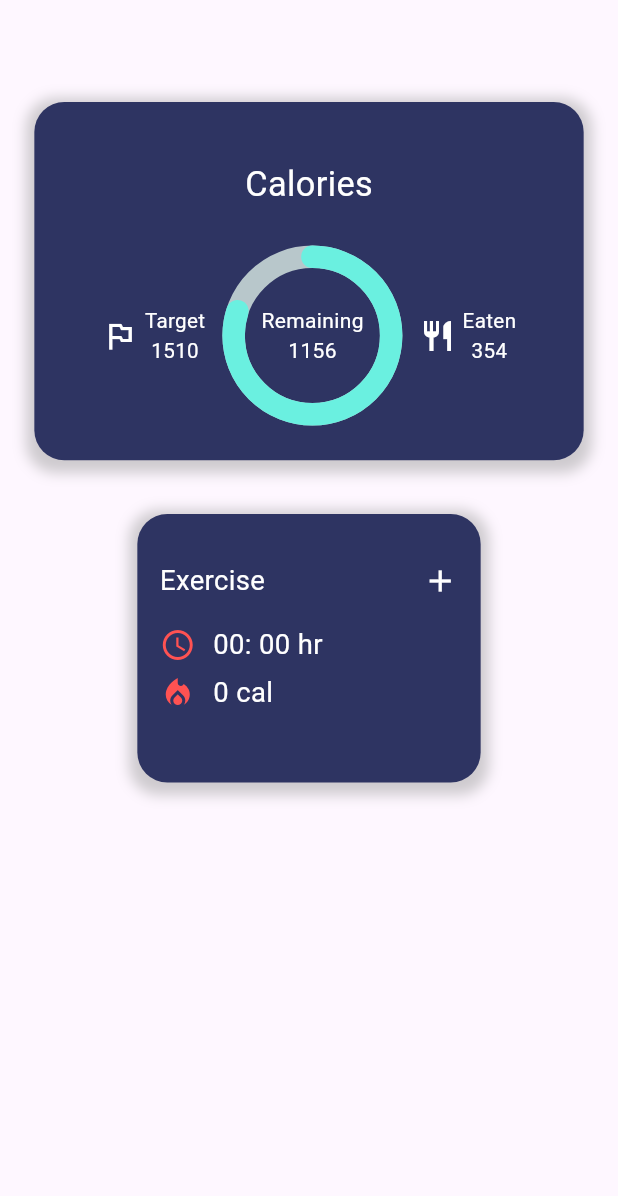
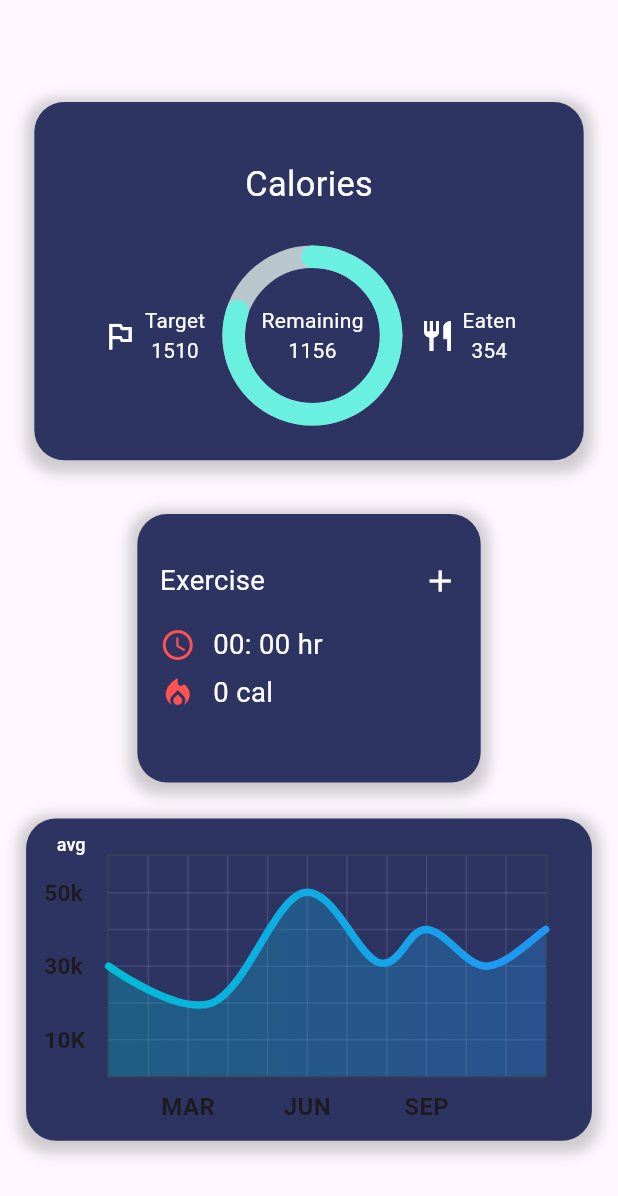
Before and after one commit to gt-lcy96/minFit, a Flutter app: the screen it shows after launch, on a phone screen of 412 x 824 dp. Shown: the top 1196 px of the screen. Run offline on Flutter 3.47's test engine with Material 3 defaults, Android fonts, the phone set to English and light mode, and no system bars; drawn by our look-alikes of fl_chart, percent_indicator; our stand-ins replace flutter_screenutil, get.

Commit message:
implement LineChartSample2

```diff
--- a/lib/pages/home/view.dart
+++ b/lib/pages/home/view.dart
@@ -2,10 +2,12 @@
 import 'package:flutter_screenutil/flutter_screenutil.dart';
 import 'package:get/get.dart';
 import 'package:min_fitness/constants/colors.dart';
+import 'package:min_fitness/pages/home/widgets/line_chart.dart';
 import 'package:min_fitness/widgets/appIcon_text.dart';
 import 'package:min_fitness/widgets/colored_text.dart';
 import 'package:min_fitness/widgets/shadow_card.dart';
 import 'package:percent_indicator/percent_indicator.dart';
+import 'package:fl_chart/fl_chart.dart';
 
 class HomePage extends StatelessWidget {
   const HomePage({super.key});
@@ -28,7 +30,16 @@
           Container(
             // margin: EdgeInsets.symmetric(horizontal: 20.w, vertical: 10.h),
             child: addExcerciseContent(),
-          )
+          ),
+          SizedBox(
+            height: 20.h
+          ),
+          ShadowedCard(
+            width: Get.width * 0.8,
+            height: 180,
+            paddingAll: 0,
+            child: LineChartSample2(),
+          ),
         ],
       ),
     );
--- /dev/null
+++ b/lib/pages/home/widgets/line_chart.dart
@@ -0,0 +1,296 @@
+// import 'package:fl_chart_app/presentation/resources/app_resources.dart';
+import 'package:fl_chart/fl_chart.dart';
+import 'package:flutter/material.dart';
+
+class LineChartSample2 extends StatefulWidget {
+  const LineChartSample2({super.key});
+
+  @override
+  State<LineChartSample2> createState() => _LineChartSample2State();
+}
+
+class _LineChartSample2State extends State<LineChartSample2> {
+  List<Color> gradientColors = [
+    // AppColors.contentColorCyan,
+    // AppColors.contentColorBlue,
+    Colors.cyan,
+    Colors.blue,
+  ];
+
+  final Color mainGridLineColor = Colors.white10;
+
+  bool showAvg = false;
+
+  @override
+  Widget build(BuildContext context) {
+    return Stack(
+      children: <Widget>[
+        AspectRatio(
+          aspectRatio: 1.70,
+          child: Padding(
+            padding: const EdgeInsets.only(
+              right: 18,
+              left: 12,
+              top: 24,
+              bottom: 12,
+            ),
+            child: LineChart(
+              showAvg ? avgData() : mainData(),
+            ),
+          ),
+        ),
+        SizedBox(
+          width: 60,
+          height: 34,
+          child: TextButton(
+            onPressed: () {
+              setState(() {
+                showAvg = !showAvg;
+              });
+            },
+            child: Text(
+              'avg',
+              style: TextStyle(
+                fontSize: 12,
+                color: showAvg ? Colors.white.withOpacity(0.5) : Colors.white,
+              ),
+            ),
+          ),
+        ),
+      ],
+    );
+  }
+
+  Widget bottomTitleWidgets(double value, TitleMeta meta) {
+    const style = TextStyle(
+      fontWeight: FontWeight.bold,
+      fontSize: 16,
+    );
+    Widget text;
+    switch (value.toInt()) {
+      case 2:
+        text = const Text('MAR', style: style);
+        break;
+      case 5:
+        text = const Text('JUN', style: style);
+        break;
+      case 8:
+        text = const Text('SEP', style: style);
+        break;
+      default:
+        text = const Text('', style: style);
+        break;
+    }
+
+    return SideTitleWidget(
+      axisSide: meta.axisSide,
+      child: text,
+    );
+  }
+
+  Widget leftTitleWidgets(double value, TitleMeta meta) {
+    const style = TextStyle(
+      fontWeight: FontWeight.bold,
+      fontSize: 15,
+    );
+    String text;
+    switch (value.toInt()) {
+      case 1:
+        text = '10K';
+        break;
+      case 3:
+        text = '30k';
+        break;
+      case 5:
+        text = '50k';
+        break;
+      default:
+        return Container();
+    }
+
+    return Text(text, style: style, textAlign: TextAlign.left);
+  }
+
+  LineChartData mainData() {
+    return LineChartData(
+      gridData: FlGridData(
+        show: true,
+        drawVerticalLine: true,
+        horizontalInterval: 1,
+        verticalInterval: 1,
+        getDrawingHorizontalLine: (value) {
+          return FlLine(
+            color: mainGridLineColor,
+            strokeWidth: 1,
+          );
+        },
+        getDrawingVerticalLine: (value) {
+          return FlLine(
+            color: mainGridLineColor,
+            strokeWidth: 1,
+          );
+        },
+      ),
+      titlesData: FlTitlesData(
+        show: true,
+        rightTitles: const AxisTitles(
+          sideTitles: SideTitles(showTitles: false),
+        ),
+        topTitles: const AxisTitles(
+          sideTitles: SideTitles(showTitles: false),
+        ),
+        bottomTitles: AxisTitles(
+          sideTitles: SideTitles(
+            showTitles: true,
+            reservedSize: 30,
+            interval: 1,
+            getTitlesWidget: bottomTitleWidgets,
+          ),
+        ),
+        leftTitles: AxisTitles(
+          sideTitles: SideTitles(
+            showTitles: true,
+            interval: 1,
+            getTitlesWidget: leftTitleWidgets,
+            reservedSize: 42,
+          ),
+        ),
+      ),
+      borderData: FlBorderData(
+        show: true,
+        border: Border.all(color: const Color(0xff37434d)),
+      ),
+      minX: 0,
+      maxX: 11,
+      minY: 0,
+      maxY: 6,
+      lineBarsData: [
+        LineChartBarData(
+          spots: const [
+            FlSpot(0, 3),
+            FlSpot(2.6, 2),
+            FlSpot(4.9, 5),
+            FlSpot(6.8, 3.1),
+            FlSpot(8, 4),
+            FlSpot(9.5, 3),
+            FlSpot(11, 4),
+          ],
+          isCurved: true,
+          gradient: LinearGradient(
+            colors: gradientColors,
+          ),
+          barWidth: 5,
+          isStrokeCapRound: true,
+          dotData: const FlDotData(
+            show: false,
+          ),
+          belowBarData: BarAreaData(
+            show: true,
+            gradient: LinearGradient(
+              colors: gradientColors
+                  .map((color) => color.withOpacity(0.3))
+                  .toList(),
+            ),
+          ),
+        ),
+      ],
+    );
+  }
+
+  LineChartData avgData() {
+    return LineChartData(
+      lineTouchData: const LineTouchData(enabled: false),
+      gridData: FlGridData(
+        show: true,
+        drawHorizontalLine: true,
+        verticalInterval: 1,
+        horizontalInterval: 1,
+        getDrawingVerticalLine: (value) {
+          return const FlLine(
+            color: Color(0xff37434d),
+            strokeWidth: 1,
+          );
+        },
+        getDrawingHorizontalLine: (value) {
+          return const FlLine(
+            color: Color(0xff37434d),
+            strokeWidth: 1,
+          );
+        },
+      ),
+      titlesData: FlTitlesData(
+        show: true,
+        bottomTitles: AxisTitles(
+          sideTitles: SideTitles(
+            showTitles: true,
+            reservedSize: 30,
+            getTitlesWidget: bottomTitleWidgets,
+            interval: 1,
+          ),
+        ),
+        leftTitles: AxisTitles(
+          sideTitles: SideTitles(
+            showTitles: true,
+            getTitlesWidget: leftTitleWidgets,
+            reservedSize: 42,
+            interval: 1,
+          ),
+        ),
+        topTitles: const AxisTitles(
+          sideTitles: SideTitles(showTitles: false),
+        ),
+        rightTitles: const AxisTitles(
+          sideTitles: SideTitles(showTitles: false),
+        ),
+      ),
+      borderData: FlBorderData(
+        show: true,
+        border: Border.all(color: const Color(0xff37434d)),
+      ),
+      minX: 0,
+      maxX: 11,
+      minY: 0,
+      maxY: 6,
+      lineBarsData: [
+        LineChartBarData(
+          spots: const [
+            FlSpot(0, 3.44),
+            FlSpot(2.6, 3.44),
+            FlSpot(4.9, 3.44),
+            FlSpot(6.8, 3.44),
+            FlSpot(8, 3.44),
+            FlSpot(9.5, 3.44),
+            FlSpot(11, 3.44),
+          ],
+          isCurved: true,
+          gradient: LinearGradient(
+            colors: [
+              ColorTween(begin: gradientColors[0], end: gradientColors[1])
+                  .lerp(0.2)!,
+              ColorTween(begin: gradientColors[0], end: gradientColors[1])
+                  .lerp(0.2)!,
+            ],
+          ),
+          barWidth: 5,
+          isStrokeCapRound: true,
+          dotData: const FlDotData(
+            show: false,
+          ),
+          belowBarData: BarAreaData(
+            show: true,
+            gradient: LinearGradient(
+              colors: [
+                ColorTween(begin: gradientColors[0], end: gradientColors[1])
+                    .lerp(0.2)!
+                    .withOpacity(0.1),
+                ColorTween(begin: gradientColors[0], end: gradientColors[1])
+                    .lerp(0.2)!
+                    .withOpacity(0.1),
+              ],
+            ),
+          ),
+        ),
+      ],
+    );
+  }
+}
```
